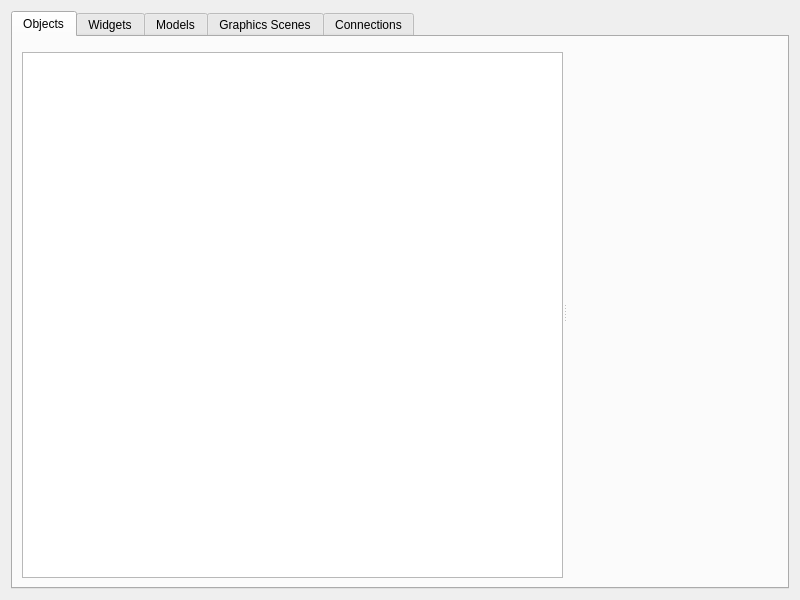
This is mainwindow.ui in KDAB/GammaRay as Qt 5 draws it before an edit. The edited form follows.
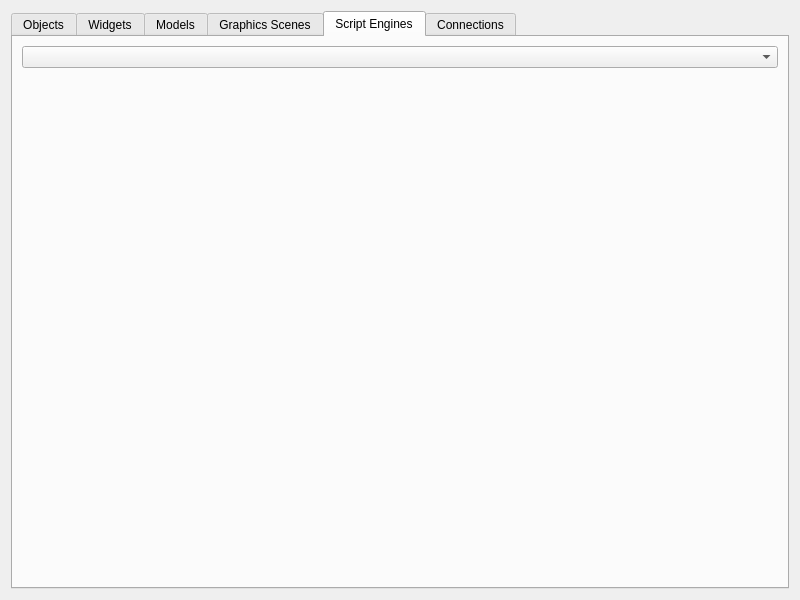
This is the edited form. The open tabs and pages were chosen to show the change. Custom widgets are drawn as their Qt base class.

Commit message: Allow to attach script engine debugger.

The edit to the form file:
```diff
--- a/mainwindow.ui
+++ b/mainwindow.ui
@@ -127,6 +127,29 @@
        </item>
       </layout>
      </widget>
+     <widget class="QWidget" name="tab_6">
+      <attribute name="title">
+       <string>Script Engines</string>
+      </attribute>
+      <layout class="QVBoxLayout" name="verticalLayout_10">
+       <item>
+        <widget class="QComboBox" name="scriptEngineComboBox"/>
+       </item>
+       <item>
+        <spacer name="verticalSpacer">
+         <property name="orientation">
+          <enum>Qt::Vertical</enum>
+         </property>
+         <property name="sizeHint" stdset="0">
+          <size>
+           <width>20</width>
+           <height>510</height>
+          </size>
+         </property>
+        </spacer>
+       </item>
+      </layout>
+     </widget>
      <widget class="QWidget" name="tab_5">
       <attribute name="title">
        <string>Connections</string>
```
Left out of the diff: 16 changed lines with no effect on the pictures. The commit also changes 3 other files.
